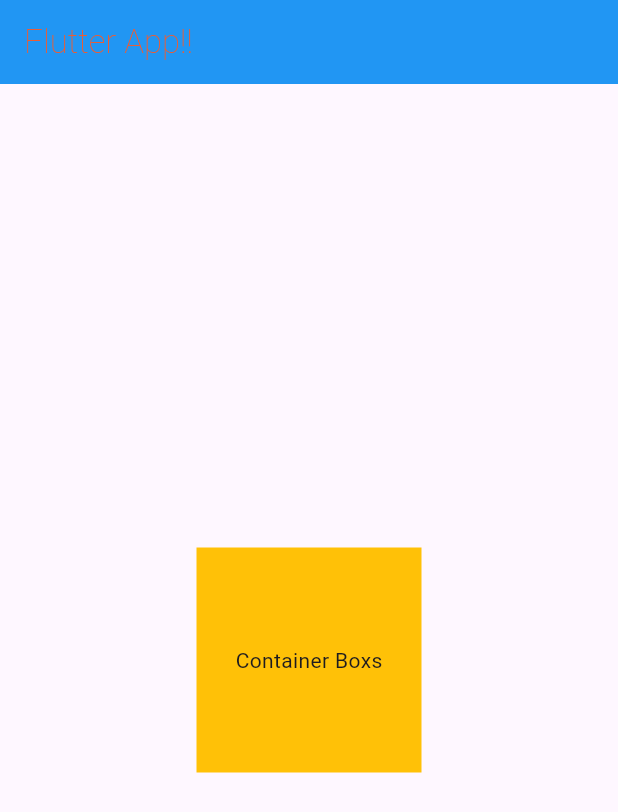
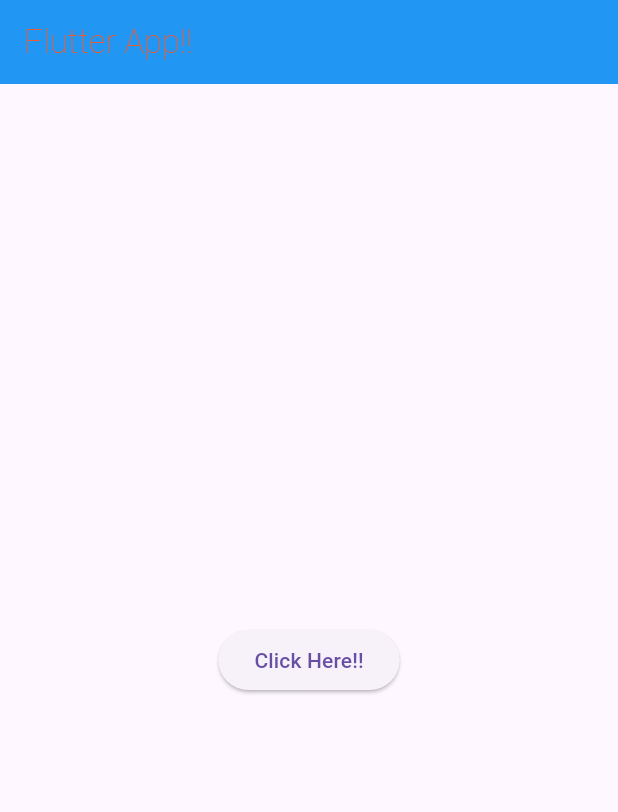
Before and after one commit to IllTushar/flutterComponents, a Flutter app: the screen it shows after launch, on a phone screen of 412 x 824 dp. Shown: the top 812 px of the screen. Run offline on Flutter 3.47's test engine with Material 3 defaults, Android fonts, the phone set to English and light mode, and no system bars.

Commit message:
Elevated Button

```diff
--- a/lib/main.dart
+++ b/lib/main.dart
@@ -13,16 +13,19 @@ class MyApp extends StatelessWidget {
     return SafeArea(
       child: Scaffold(
         appBar: AppBar(
-          title: const Text("Flutter App!!" ,style: TextStyle(fontWeight: FontWeight.w100,color: Colors.deepOrange),),
+          title: const Text(
+            "Flutter App!!",
+            style: TextStyle(
+                fontWeight: FontWeight.w100, color: Colors.deepOrange),
+          ),
           backgroundColor: Colors.blue,
         ),
         body: Center(
-          child: Container(
-            child: Center(child: const Text("Container Boxs")),
-            color: Colors.amber,
-            width: 150,
-            height: 150,
-          ),
+          child: ElevatedButton(
+              onPressed: () {
+                print("Hi Tushar");
+              },
+              child: const Text("Click Here!!")),
         ),
       ),
     );
```
